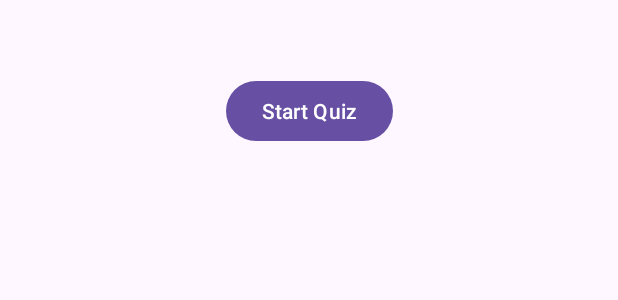
After one commit to aadeza/PROG_POE_2025, an Android app: the layout activity_budget_quiz.xml on its own in the app's theme, with its tools: preview values and no code run, on a phone screen of 412 x 824 dp. The commit adds this screen. Shown: the top 300 px of the screen. Run offline under Robolectric (Android 15) with nearby library versions, the phone set to English and light mode, and no system bars; Roboto replaces fonts that are not available here.

Commit message:
Added Budget Quiz

```diff
--- a/app/src/main/AndroidManifest.xml
+++ b/app/src/main/AndroidManifest.xml
@@ -12,6 +12,9 @@
         android:supportsRtl="true"
         android:theme="@style/Theme.PROG_POE_2025"
         tools:targetApi="31">
+        <activity
+            android:name=".BudgetQuiz"
+            android:exported="false" />
         <activity
             android:name=".ViewBudgets"
             android:exported="false" />
--- a/app/src/main/java/com/example/prog_poe_2025/Home.kt
+++ b/app/src/main/java/com/example/prog_poe_2025/Home.kt
@@ -43,6 +43,12 @@ class Home : AppCompatActivity() {
             startActivity(intent)
         }
 
+        //Link to budget quiz
+        val toBudgetQuiz = findViewById<Button>(R.id.btnBudgetQuiz)
+        toBudgetQuiz.setOnClickListener(){
+            val intent = Intent(this, BudgetQuiz::class.java)
+            startActivity(intent)
+        }
 
     }
 }
--- /dev/null
+++ b/app/src/main/res/layout/activity_budget_quiz.xml
@@ -0,0 +1,88 @@
+<?xml version="1.0" encoding="utf-8"?>
+<androidx.constraintlayout.widget.ConstraintLayout
+    xmlns:android="http://schemas.android.com/apk/res/android"
+    xmlns:app="http://schemas.android.com/apk/res-auto"
+    xmlns:tools="http://schemas.android.com/tools"
+    android:id="@+id/main"
+    android:layout_width="match_parent"
+    android:layout_height="match_parent"
+    tools:context=".BudgetQuiz">
+
+    <Button
+        android:id="@+id/btnStartQuiz"
+        android:layout_width="wrap_content"
+        android:layout_height="wrap_content"
+        android:text="Start Quiz"
+        app:layout_constraintTop_toTopOf="parent"
+        app:layout_constraintStart_toStartOf="parent"
+        app:layout_constraintEnd_toEndOf="parent"
+        android:layout_marginTop="50dp" />
+
+    <TextView
+        android:id="@+id/txtQuestion"
+        android:layout_width="wrap_content"
+        android:layout_height="wrap_content"
+        android:text="Question appears here"
+        android:textSize="18sp"
+        android:visibility="gone"
+        app:layout_constraintTop_toBottomOf="@id/btnStartQuiz"
+        app:layout_constraintStart_toStartOf="parent"
+        app:layout_constraintEnd_toEndOf="parent"
+        android:layout_marginTop="30dp"/>
+
+    <Button
+        android:id="@+id/btnOption1"
+        android:layout_width="wrap_content"
+        android:layout_height="wrap_content"
+        android:text="Option 1"
+        android:visibility="gone"
+        app:layout_constraintTop_toBottomOf="@id/txtQuestion"
+        app:layout_constraintStart_toStartOf="parent"
+        app:layout_constraintEnd_toEndOf="parent"
+        android:layout_marginTop="20dp"/>
+
+    <Button
+        android:id="@+id/btnOption2"
+        android:layout_width="wrap_content"
+        android:layout_height="wrap_content"
+        android:text="Option 2"
+        android:visibility="gone"
+        app:layout_constraintTop_toBottomOf="@id/btnOption1"
+        app:layout_constraintStart_toStartOf="parent"
+        app:layout_constraintEnd_toEndOf="parent"
+        android:layout_marginTop="10dp"/>
+
+    <Button
+        android:id="@+id/btnOption3"
+        android:layout_width="wrap_content"
+        android:layout_height="wrap_content"
+        android:text="Option 3"
+        android:visibility="gone"
+        app:layout_constraintTop_toBottomOf="@id/btnOption2"
+        app:layout_constraintStart_toStartOf="parent"
+        app:layout_constraintEnd_toEndOf="parent"
+        android:layout_marginTop="10dp"/>
+
+    <Button
+        android:id="@+id/btnNext"
+        android:layout_width="wrap_content"
+        android:layout_height="wrap_content"
+        android:text="Next"
+        android:visibility="gone"
+        app:layout_constraintTop_toBottomOf="@id/btnOption3"
+        app:layout_constraintStart_toStartOf="parent"
+        app:layout_constraintEnd_toEndOf="parent"
+        android:layout_marginTop="20dp"/>
+
+    <TextView
+        android:id="@+id/txtTimer"
+        android:layout_width="wrap_content"
+        android:layout_height="wrap_content"
+        android:text="Time Left: 60s"
+        android:textSize="16sp"
+        android:visibility="gone"
+        app:layout_constraintTop_toBottomOf="@id/btnNext"
+        app:layout_constraintStart_toStartOf="parent"
+        app:layout_constraintEnd_toEndOf="parent"
+        android:layout_marginTop="20dp"/>
+</androidx.constraintlayout.widget.ConstraintLayout>
--- a/app/src/main/res/values/strings.xml
+++ b/app/src/main/res/values/strings.xml
@@ -40,5 +40,6 @@
     <string name="txtGenRepSurname">Surname:</string>
     <string name="txtGenRepUsername">Username:</string>
     <string name="txtViewBudgets">View Budgets</string>
+    <string name="txtBudgetQuiz">Budget Quiz</string>
 
 </resources>
```
Also changed, not shown: app/src/main/java/com/example/prog_poe_2025/BudgetQuiz.kt (added, +126 -0 lines).
